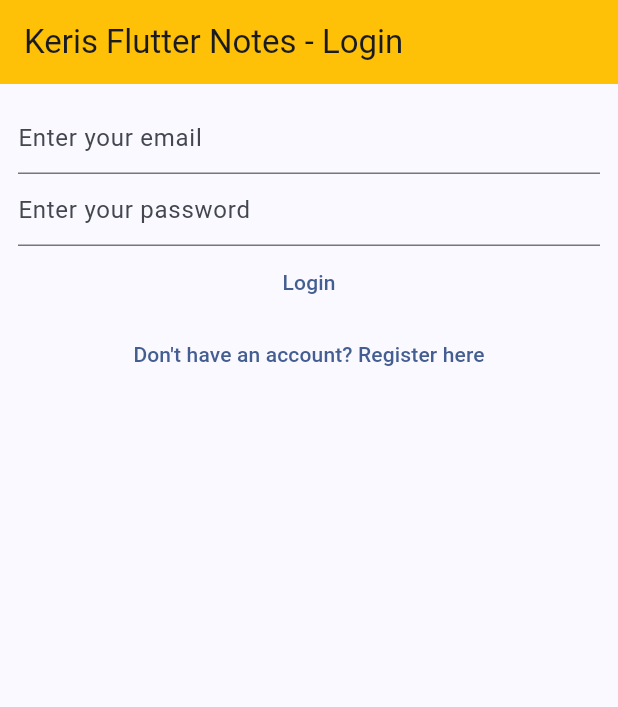
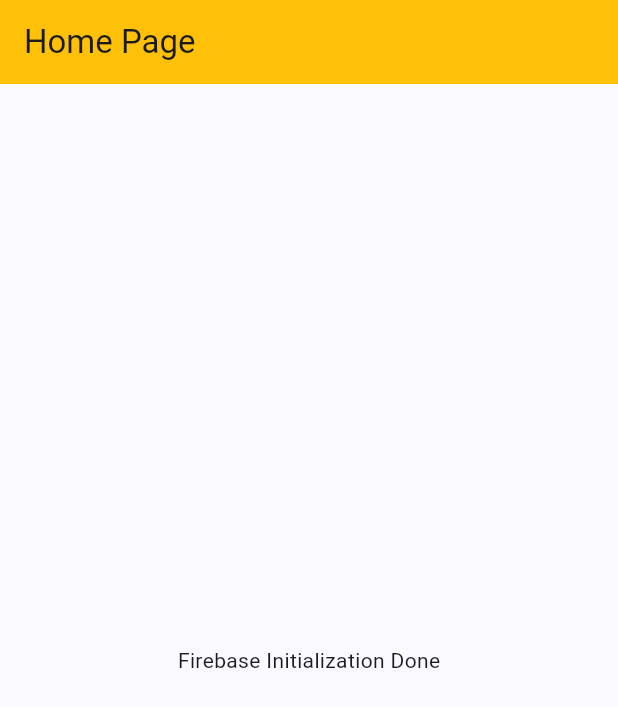
Before and after one commit to Jonathan-Kris/Keris-Flutter-Notes, a Flutter app: the screen it shows after launch, on a phone screen of 412 x 824 dp. Shown: the top 707 px of the screen. Run offline on Flutter 3.47's test engine with Material 2 defaults, Android fonts, the light colour scheme and no system bars; our stand-ins replace firebase_auth, firebase_core; accounts and stored records are empty.

Commit message:
feat: create homepage

```diff
--- a/lib/main.dart
+++ b/lib/main.dart
@@ -1,9 +1,13 @@
+import 'package:firebase_core/firebase_core.dart';
 import 'package:flutter/material.dart';
+import 'package:flutternotes/views/home_page.dart';
 import 'package:flutternotes/views/login_view.dart';
 import 'package:flutternotes/views/register_view.dart';
 
-void main() async {
+Future<void> main() async {
   WidgetsFlutterBinding.ensureInitialized();
+  await Firebase.initializeApp();
+
   runApp(const MyApp());
 }
 
@@ -18,7 +22,7 @@ class MyApp extends StatelessWidget {
         colorScheme: ColorScheme.fromSeed(seedColor: Colors.blueAccent),
         useMaterial3: true,
       ),
-      home: const LoginView(),
+      home: const HomePage(),
     );
   }
 }
--- /dev/null
+++ b/lib/views/home_page.dart
@@ -0,0 +1,53 @@
+import 'package:firebase_auth/firebase_auth.dart';
+import 'package:firebase_core/firebase_core.dart';
+import 'package:flutter/material.dart';
+import 'package:flutternotes/firebase_options.dart';
+import 'package:flutternotes/helpers/colors.dart';
+import 'package:flutternotes/widgets/custom_dialog.dart';
+
+class HomePage extends StatelessWidget {
+  const HomePage({super.key});
+
+  @override
+  Widget build(BuildContext context) {
+    return Scaffold(
+      appBar: AppBar(
+          title: const Text("Home Page"),
+          backgroundColor: CustomColorPalette.appBarBackgroundColor),
+          body: Center(
+        child: Padding(
+          padding: const EdgeInsets.all(12.0),
+          child: FutureBuilder(
+            future: Firebase.initializeApp(
+                options: DefaultFirebaseOptions.currentPlatform,
+              ),
+            builder: (context, snapshot) {
+              switch (snapshot.connectionState){
+                case ConnectionState.done:
+                  User? user = FirebaseAuth.instance.currentUser;
+                  final _isUserVerified = user?.emailVerified ?? false;
+                  print(user);
+
+                  if (_isUserVerified) {
+                    print("Your email is verified");
+                  }
+                  else {
+                    print("You need to verify your email first");
+                  }
+
+                  return const Text("Firebase Initialization Done");
+                default:
+                 return const Column(
+                        mainAxisAlignment: MainAxisAlignment.center,
+                        children: [
+                          CircularProgressIndicator(),
+                          Text("Loading ...")
+                        ]);
+              }
+            }
+          ),
+        ),
+      ),
+    );
+  }
+}
--- a/lib/views/login_view.dart
+++ b/lib/views/login_view.dart
@@ -34,7 +34,7 @@ class LoginViewState extends State<LoginView> {
   Widget build(BuildContext context) {
     return Scaffold(
       appBar: AppBar(
-          title: const Text("Keris Flutter Notes - Login"),
+          title: const Text("Login"),
           backgroundColor: CustomColorPalette.appBarBackgroundColor),
       body: Center(
         child: Padding(
@@ -73,6 +73,10 @@ class LoginViewState extends State<LoginView> {
                             final userCredential = await FirebaseAuth.instance
                                 .signInWithEmailAndPassword(
                                     email: email, password: password);
+
+                            print(userCredential);
+
+                            showSuccessDialog(context: context, text: "Welcome ${email}");
                           } on FirebaseAuthException catch (e) {
                             print(e);
                             if(e.code == "user-not-found"){
--- a/lib/views/register_view.dart
+++ b/lib/views/register_view.dart
@@ -34,7 +34,7 @@ class _RegisterViewState extends State<RegisterView> {
   Widget build(BuildContext context) {
     return Scaffold(
       appBar: AppBar(
-          title: const Text("Keris Flutter Notes - Register"),
+          title: const Text("Register"),
           backgroundColor: CustomColorPalette.appBarBackgroundColor),
       body: Center(
         child: Padding(
```
